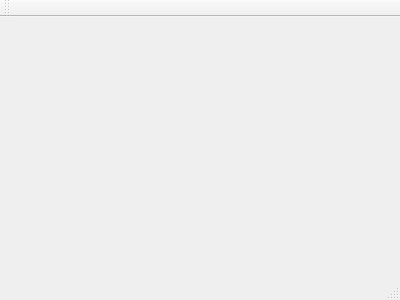
Qt form mainwindow.ui (chronos38/SWP2) before a commit.
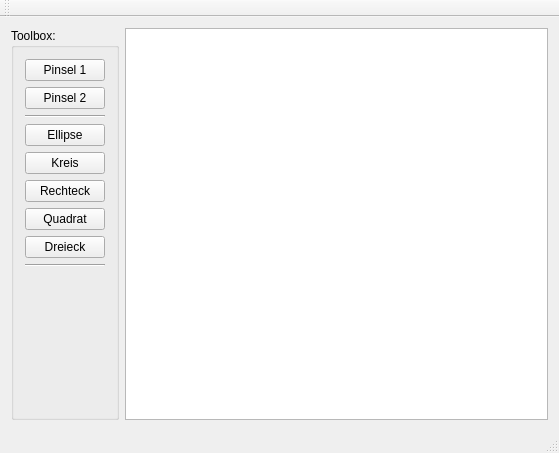
The same form after that commit.

Commit message: QGraphicsItemPrototype begonnen

The edit to the form file:
```diff
--- a/mainwindow.ui
+++ b/mainwindow.ui
@@ -1,24 +1,133 @@
 <ui version="4.0">
  <class>MainWindow</class>
- <widget class="QMainWindow" name="MainWindow" >
-  <property name="geometry" >
+ <widget class="QMainWindow" name="MainWindow">
+  <property name="geometry">
    <rect>
     <x>0</x>
     <y>0</y>
-    <width>400</width>
-    <height>300</height>
+    <width>559</width>
+    <height>453</height>
    </rect>
   </property>
   <property name="windowTitle" >
    <string>MainWindow</string>
   </property>
-  <widget class="QMenuBar" name="menuBar" />
-  <widget class="QToolBar" name="mainToolBar" />
-  <widget class="QWidget" name="centralWidget" />
-  <widget class="QStatusBar" name="statusBar" />
+  <widget class="QWidget" name="centralWidget">
+   <layout class="QHBoxLayout" name="horizontalLayout">
+    <item>
+     <widget class="QGroupBox" name="groupBox">
+      <property name="title">
+       <string>Toolbox:</string>
+      </property>
+      <property name="flat">
+       <bool>false</bool>
+      </property>
+      <layout class="QVBoxLayout" name="verticalLayout">
+       <item>
+        <widget class="QPushButton" name="PinselButton1">
+         <property name="text">
+          <string>Pinsel 1</string>
+         </property>
+        </widget>
+       </item>
+       <item>
+        <widget class="QPushButton" name="PinselButton2">
+         <property name="text">
+          <string>Pinsel 2</string>
+         </property>
+        </widget>
+       </item>
+       <item>
+        <widget class="Line" name="line_2">
+         <property name="orientation">
+          <enum>Qt::Horizontal</enum>
+         </property>
+        </widget>
+       </item>
+       <item>
+        <widget class="QPushButton" name="EllipseButton">
+         <property name="text">
+          <string>Ellipse</string>
+         </property>
+        </widget>
+       </item>
+       <item>
+        <widget class="QPushButton" name="KreisButton">
+         <property name="text">
+          <string>Kreis</string>
+         </property>
+        </widget>
+       </item>
+       <item>
+        <widget class="QPushButton" name="Rechteck">
+         <property name="text">
+          <string>Rechteck</string>
+         </property>
+        </widget>
+       </item>
+       <item>
+        <widget class="QPushButton" name="QuadratButton">
+         <property name="text">
+          <string>Quadrat</string>
+         </property>
+        </widget>
+       </item>
+       <item>
+        <widget class="QPushButton" name="DreickButton">
+         <property name="text">
+          <string>Dreieck</string>
+         </property>
+        </widget>
+       </item>
+       <item>
+        <widget class="Line" name="line">
+         <property name="orientation">
+          <enum>Qt::Horizontal</enum>
+         </property>
+        </widget>
+       </item>
+       <item>
+        <spacer name="verticalSpacer">
+         <property name="orientation">
+          <enum>Qt::Vertical</enum>
+         </property>
+         <property name="sizeHint" stdset="0">
+          <size>
+           <width>20</width>
+           <height>40</height>
+          </size>
+         </property>
+        </spacer>
+       </item>
+      </layout>
+     </widget>
+    </item>
+    <item>
+     <widget class="QGraphicsView" name="graphicsView"/>
+    </item>
+   </layout>
+  </widget>
+  <widget class="QMenuBar" name="menuBar">
+   <property name="geometry">
+    <rect>
+     <x>0</x>
+     <y>0</y>
+     <width>559</width>
+     <height>19</height>
+    </rect>
+   </property>
+  </widget>
+  <widget class="QToolBar" name="mainToolBar">
+   <attribute name="toolBarArea">
+    <enum>TopToolBarArea</enum>
+   </attribute>
+   <attribute name="toolBarBreak">
+    <bool>false</bool>
+   </attribute>
+  </widget>
+  <widget class="QStatusBar" name="statusBar"/>
  </widget>
- <layoutDefault spacing="6" margin="11" />
- <pixmapfunction></pixmapfunction>
+ <layoutdefault spacing="6" margin="11"/>
  <resources/>
  <connections/>
 </ui>
```
Left out of the diff: 3 changed lines with no effect on the pictures. The commit also changes 6 other files.
